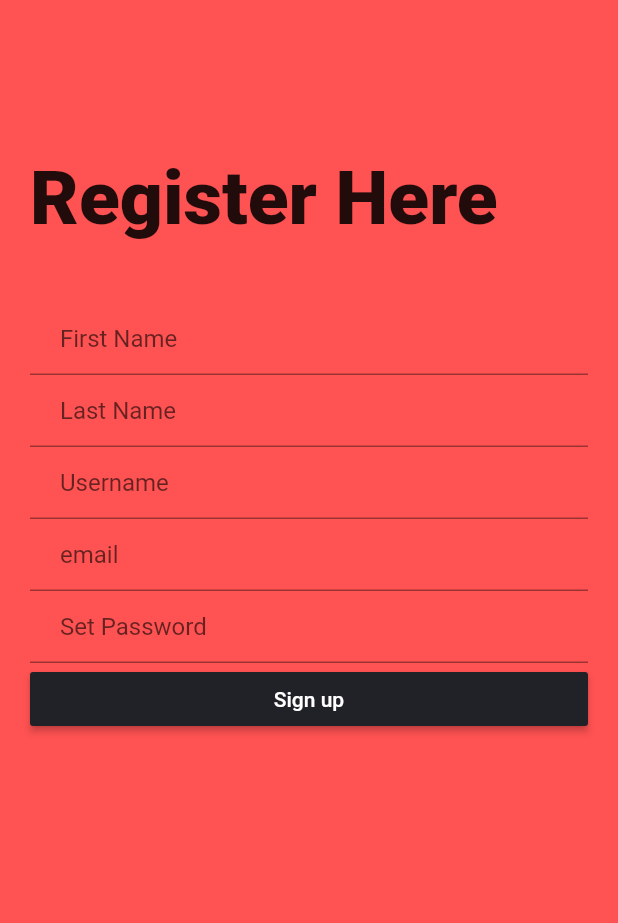
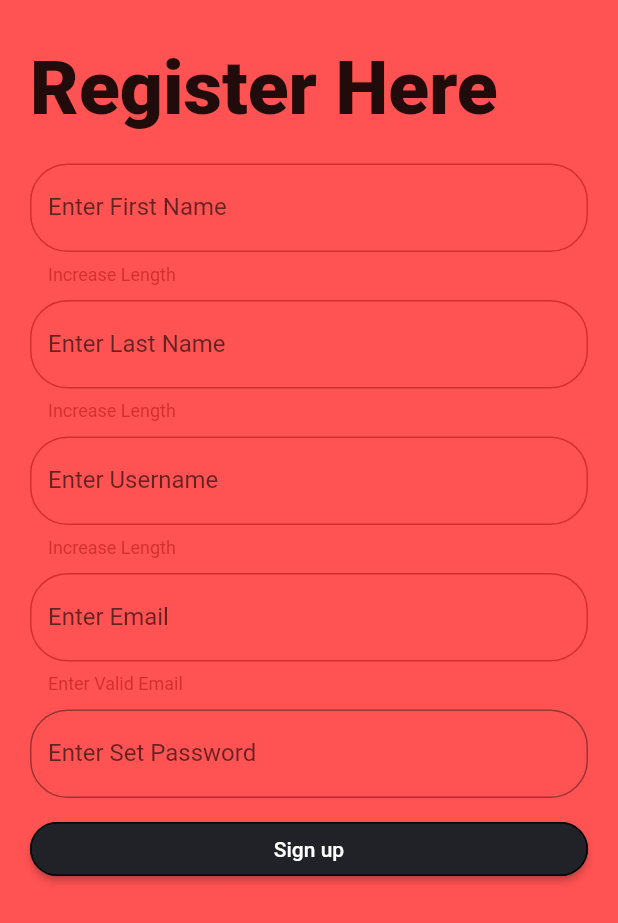
Before and after one commit to karan-kunwar/Notefy, a Flutter app: the screen it shows after launch, after a tap on "Sign up", on a phone screen of 412 x 824 dp. Shown: the top 923 px of the screen. Run offline on Flutter 3.47's test engine with Material 2 defaults, Android fonts, the phone set to English and light mode, and no system bars.

Commit message:
User Entered Details Verification Added

```diff
--- a/App/notefy/lib/screens/RegisterUser.dart
+++ b/App/notefy/lib/screens/RegisterUser.dart
@@ -5,14 +5,14 @@ import 'package:http/http.dart' as http;
 import 'package:notefy/models/classes/user.dart';
 import 'package:notefy/constants.dart';
 
-Future<UserData> createUser( String firstname, String lastname, String username,String email, String password) async{
+Future<UserData> createUser(String firstname, String lastname, String username,
+    String email, String password) async {
   final String apiUrl = 'http://127.0.0.1:5000/register';
-  final response = await http.post(
-    apiUrl,
+  final response = await http.post(apiUrl,
       body: jsonEncode({
         "username": username,
         "email": email,
-      "firstname":firstname,
+        "firstname": firstname,
         "lastname": lastname,
         "password": password
       }));
@@ -31,6 +31,8 @@ class _RegisterScreenState extends State<RegisterScreen> {
   final TextEditingController password = TextEditingController();
   final TextEditingController username = TextEditingController();
 
+  bool _autoValidate = false;
+  final GlobalKey<FormState> _formKey = GlobalKey<FormState>();
   @override
   Widget build(BuildContext context) {
     Size size = MediaQuery.of(context).size;
@@ -38,64 +40,129 @@ class _RegisterScreenState extends State<RegisterScreen> {
       body: Container(
         color: kOrange,
         child: Container(
-          padding: EdgeInsets.only(top: size.height/8),
-          margin: EdgeInsets.only(left: 20,right: 20),
+          padding: EdgeInsets.only(top: 30),
+          margin: EdgeInsets.only(left: 20, right: 20),
+          child: Form(
+            key: _formKey,
+            autovalidate: _autoValidate,
             child: ListView(
               children: [
-              Text('Register Here',style: TextStyle(fontSize: 50, fontWeight: FontWeight.w800),),
-              SizedBox(height: 40,),
-              TextField(
+                Text(
+                  'Register Here',
+                  style: TextStyle(fontSize: 50, fontWeight: FontWeight.w800),
+                ),
+                SizedBox(
+                  height: 20,
+                ),
+                TextFormField(
                   controller: firstname,
-                decoration: InputDecoration(
-                  contentPadding: EdgeInsets.only(left: 20),
-                  hintText: 'First Name',
+                  decoration: createInputDecor('First Name'),
+                  keyboardType: TextInputType.name,
+                  validator: validateName,
                 ),
+                SizedBox(
+                  height: 10,
                 ),
-              TextField(
+                TextFormField(
                   controller: lastname,
-                decoration: InputDecoration(
-                  contentPadding: EdgeInsets.only(left: 20),
-                  hintText: 'Last Name',
+                  decoration: createInputDecor('Last Name'),
+                  keyboardType: TextInputType.name,
+                  validator: validateName,
                 ),
+                SizedBox(
+                  height: 10,
                 ),
-              TextField(
+                TextFormField(
                   controller: username,
-                decoration: InputDecoration(
-                  contentPadding: EdgeInsets.only(left: 20),
-                  hintText: 'Username',
+                  decoration: createInputDecor('Username'),
+                  keyboardType: TextInputType.text,
+                  validator: validateName,
                 ),
+                SizedBox(
+                  height: 10,
                 ),
-              TextField(
+                TextFormField(
                   controller: email,
-                decoration: InputDecoration(
-                  contentPadding: EdgeInsets.only(left: 20),
-                  hintText: 'email',
+                  decoration: createInputDecor('Email'),
+                  keyboardType: TextInputType.emailAddress,
+                  validator: validateEmail,
                 ),
+                SizedBox(
+                  height: 10,
                 ),
-              TextField(
+                TextFormField(
                   controller: password,
-                decoration: InputDecoration(
-                  contentPadding: EdgeInsets.only(left: 20),
-                  hintText: 'Set Password',
+                  decoration: createInputDecor('Set Password'),
+                  keyboardType: TextInputType.visiblePassword,
                 ),
+                SizedBox(
+                  height: 10,
                 ),
                 RaisedButton(
                     child: Text('Sign up'),
                     textColor: Colors.white,
                     color: kdarkGrey,
+                    shape: new OutlineInputBorder(
+                      borderRadius: new BorderRadius.circular(25.0),
+                      borderSide: new BorderSide(),
+                    ),
                     onPressed: () async {
+                      if (_validateInputs()) {
                         final String fn = firstname.text;
                         final String ln = lastname.text;
                         final String un = username.text;
                         final String em = email.text;
                         final String ps = password.text;
-                  createUser(firstname.text, lastname.text, username.text, email.text, password.text);
+                        createUser(firstname.text, lastname.text, username.text,
+                            email.text, password.text);
+                      }
                     }
                 ),
               ],
             ),
           ),
         ),
+      ),
     );
   }
+
+  bool _validateInputs() {
+    if (_formKey.currentState.validate()) {
+      _formKey.currentState.save();
+      return true;
+    } else {
+      setState(() {
+        _autoValidate = true;
+      });
     }
+  }
+
+  String validateEmail(String value) {
+    Pattern pattern =
+        r'^(([^<>()[\]\\.,;:\s@\"]+(\.[^<>()[\]\\.,;:\s@\"]+)*)|(\".+\"))@((\[[0-9]{1,3}\.[0-9]{1,3}\.[0-9]{1,3}\.[0-9]{1,3}\])|(([a-zA-Z\-0-9]+\.)+[a-zA-Z]{2,}))$';
+    RegExp regex = new RegExp(pattern);
+    if (!regex.hasMatch(value))
+      return 'Enter Valid Email';
+    else
+      return null;
+  }
+
+  String validateName(String value) {
+    if (value.length < 3)
+      return 'Increase Length';
+    else
+      return null;
+  }
+}
+
+InputDecoration createInputDecor(String hintText) {
+  return InputDecoration(
+    labelText: "Enter $hintText",
+    fillColor: Colors.white,
+    border: new OutlineInputBorder(
+      borderRadius: new BorderRadius.circular(25.0),
+      borderSide: new BorderSide(),
+    ),
+    //fillColor: Colors.green
+  );
+}
```
Lines whose indentation alone changed are shown as unchanged.
